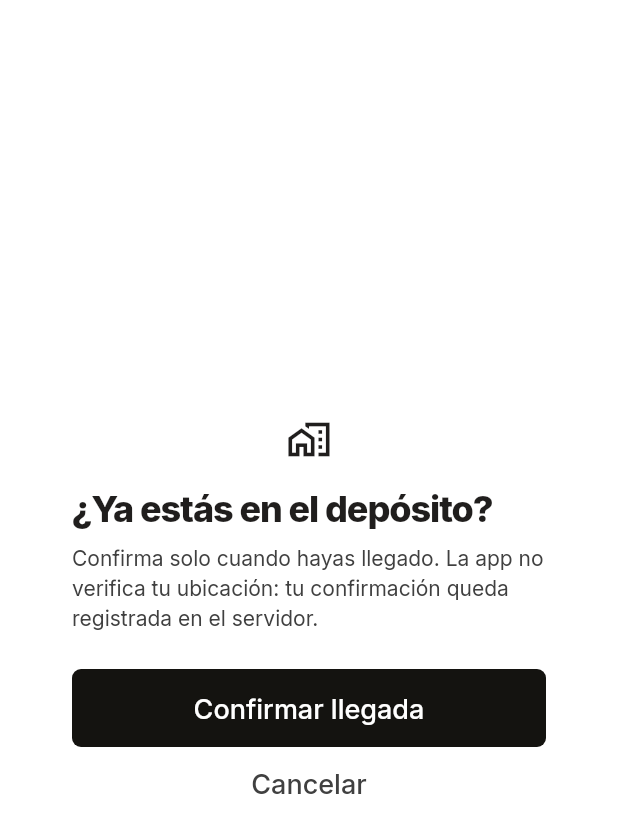
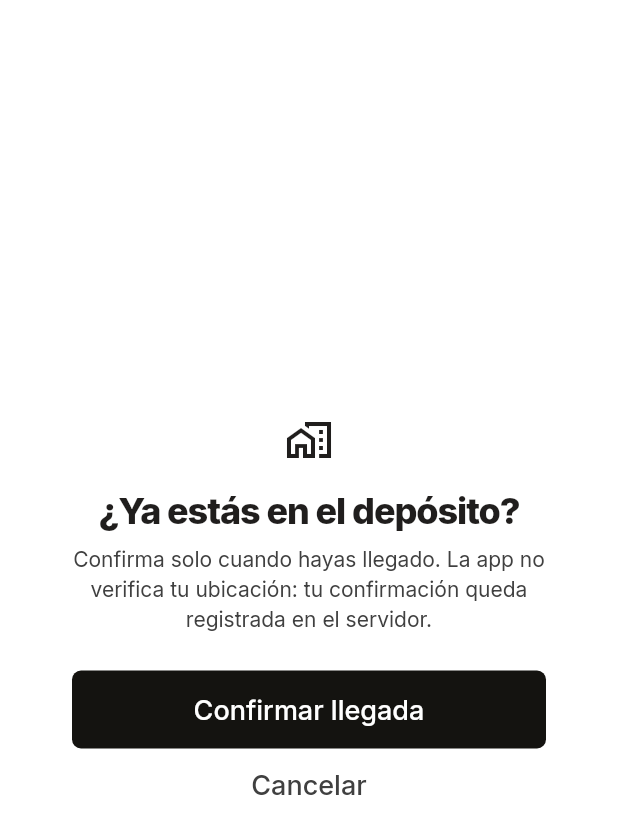
Before and after one commit to logistica-gc-uta/app-movil-logistica, a Flutter app: the ConfirmDialog widget shown alone on an empty page, opened directly, on a phone screen of 412 x 824 dp. Shown: the top 834 px of the screen. Run offline on Flutter 3.47's test engine with Material 3 defaults, Android fonts, the phone set to English and light mode, and no system bars; our stand-ins replace flutter_secure_storage; accounts and stored records are empty.

Commit message:
style(driver): centrar el contenido de diálogos y hojas emergentes

```diff
--- a/lib/features/routes/presentation/route_dialogs.dart
+++ b/lib/features/routes/presentation/route_dialogs.dart
@@ -80,10 +80,15 @@ class _FailedVisitSheetState extends State<FailedVisitSheet> {
                 ),
               ),
               const SizedBox(height: 22),
-              Text('No se pudo entregar', style: display(context, size: 26)),
+              Text(
+                'No se pudo entregar',
+                textAlign: TextAlign.center,
+                style: display(context, size: 26),
+              ),
               const SizedBox(height: 6),
               Text(
                 widget.address,
+                textAlign: TextAlign.center,
                 style: textTheme.bodyMedium?.copyWith(color: RouteTone.muted),
               ),
               const SizedBox(height: 22),
@@ -123,6 +128,7 @@ class _FailedVisitSheetState extends State<FailedVisitSheet> {
               Text(
                 'El pedido no se cancela: la administración decide si se '
                 'reprograma.',
+                textAlign: TextAlign.center,
                 style: textTheme.bodySmall?.copyWith(color: RouteTone.body),
               ),
               const SizedBox(height: 20),
@@ -190,12 +196,17 @@ class ConfirmDialog extends StatelessWidget {
             mainAxisSize: MainAxisSize.min,
             crossAxisAlignment: CrossAxisAlignment.stretch,
             children: [
-              Icon(icon, size: 30, color: RouteTone.ink),
+              Icon(icon, size: 32, color: RouteTone.ink),
               const SizedBox(height: 18),
-              Text(title, style: display(context, size: 24)),
+              Text(
+                title,
+                textAlign: TextAlign.center,
+                style: display(context, size: 24),
+              ),
               const SizedBox(height: 10),
               Text(
                 message,
+                textAlign: TextAlign.center,
                 style: textTheme.bodyMedium?.copyWith(color: RouteTone.body),
               ),
               const SizedBox(height: 24),
@@ -254,6 +265,7 @@ class FinishedDialog extends StatelessWidget {
               const SizedBox(height: 18),
               Text(
                 perfect ? 'Paradas completadas' : 'Paradas finalizadas',
+                textAlign: TextAlign.center,
                 style: display(context, size: 26),
               ),
               const SizedBox(height: 10),
@@ -261,6 +273,7 @@ class FinishedDialog extends StatelessWidget {
                 perfect
                     ? 'Entregaste $total de $total paradas con éxito.'
                     : '${finishedDetail(route)}.',
+                textAlign: TextAlign.center,
                 style: textTheme.bodyMedium?.copyWith(color: RouteTone.body),
               ),
               const SizedBox(height: 14),
@@ -271,6 +284,7 @@ class FinishedDialog extends StatelessWidget {
                     : route.returnedAt == null
                     ? 'Regresa al depósito y confirma tu llegada.'
                     : 'Regreso al depósito confirmado.',
+                textAlign: TextAlign.center,
                 style: textTheme.bodySmall?.copyWith(color: RouteTone.muted),
               ),
               const SizedBox(height: 24),
```
